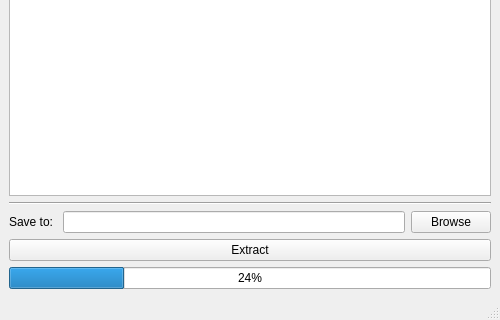
Lyuhitto/extracting_files_from_dir, file ext_files_dir.ui: the form before one commit; both pictures show x 0 to 500 and y 380 to 700 of the 500 by 700 pixel window.
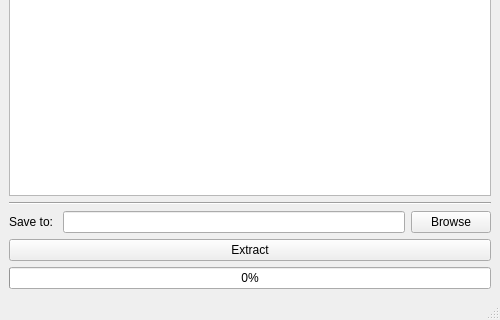
The form after the commit. Icons and pictures are not drawn.

Commit message:
Implement progress bar
Implement progress bar.

Diff of the .ui file:
```diff
--- a/ext_files_dir.ui
+++ b/ext_files_dir.ui
@@ -93,7 +93,7 @@
     <item>
      <widget class="QProgressBar" name="extractProgress">
       <property name="value">
-       <number>24</number>
+       <number>0</number>
       </property>
      </widget>
     </item>
```
The commit also changes 1 other file.
